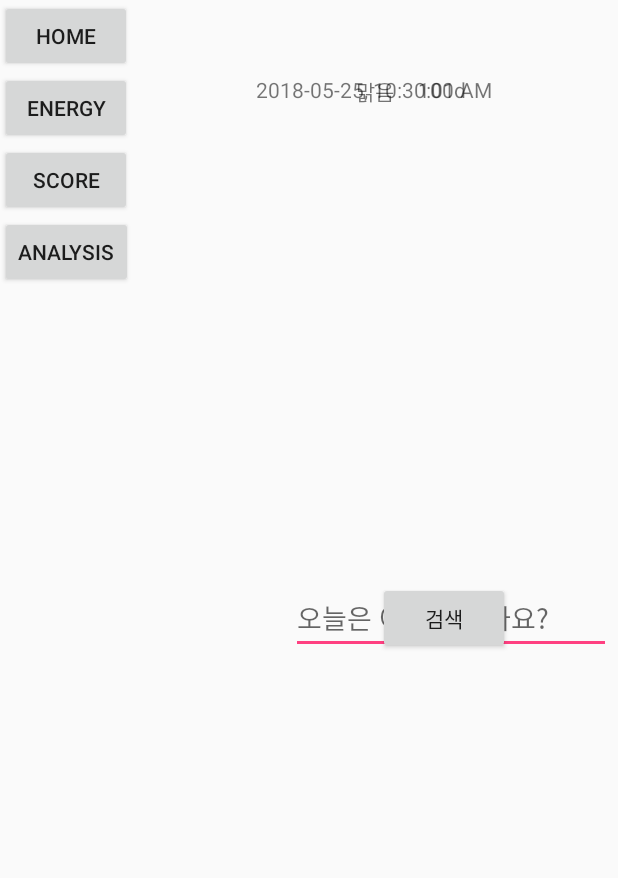
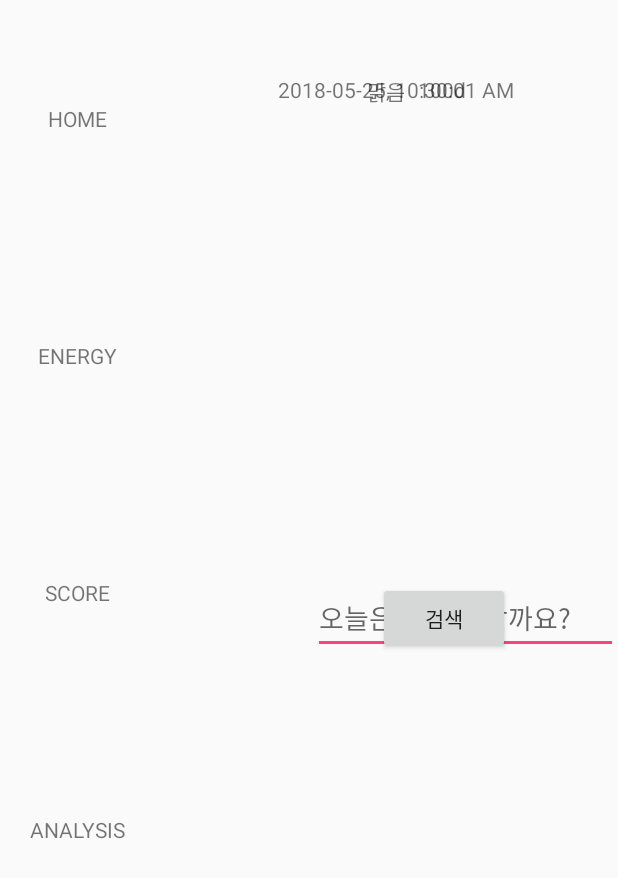
Before and after one commit to HanHyunwoo/Connected_CAR, an Android app: the screen it shows after launch (MainActivity), after a tap on "HOME", on a phone screen of 412 x 824 dp. Shown: the top 878 px of the screen. Run offline under Robolectric (Android 15) with nearby library versions, the phone set to English and light mode, and no system bars.

Commit message:
Update UI/UX  code (activity_menu, energy view url)

```diff
--- a/AsradaIVI/app/src/main/java/com/example/student/asradaivi/MainActivity.java
+++ b/AsradaIVI/app/src/main/java/com/example/student/asradaivi/MainActivity.java
@@ -77,21 +77,25 @@ public class MainActivity extends AppCompatActivity {
     };
 
     public void ClickBTN(View v){
-        if(v.getId()==R.id.btn_home){
+        if(v.getId()==R.id.tv_home){
             rl_home.setVisibility(View.VISIBLE);
             ll_score.setVisibility(View.INVISIBLE);
             rl_energy.setVisibility(View.INVISIBLE);
             wv_search.setVisibility(View.INVISIBLE);
-        }else if(v.getId()==R.id.btn_energy){
-
-        }else if(v.getId()==R.id.btn_score){
+        }else if(v.getId()==R.id.tv_energy){
+            ll_score.setVisibility(View.INVISIBLE);
+            rl_energy.setVisibility(View.VISIBLE);
+            rl_home.setVisibility(View.INVISIBLE);
+            wv_search.setVisibility(View.INVISIBLE);
+            wv_hexa.loadUrl("http://70.12.114.143/Server/energy.do");
+        }else if(v.getId()==R.id.tv_score){
             ll_score.setVisibility(View.VISIBLE);
             rl_energy.setVisibility(View.INVISIBLE);
             rl_home.setVisibility(View.INVISIBLE);
             wv_search.setVisibility(View.INVISIBLE);
             wv_hexa.loadUrl("http://70.12.114.143/Server/hexa.do");
             //DO_Score();
-        }else if(v.getId()==R.id.btn_analysis){
+        }else if(v.getId()==R.id.tv_analysis){
 
         }else if(v.getId()==R.id.btn_search){
             String search = et_search.getText().toString();
@@ -101,7 +105,6 @@ public class MainActivity extends AppCompatActivity {
             rl_home.setVisibility(View.INVISIBLE);
             wv_search.loadUrl("https://search.naver.com/search.naver?where=nexearch&sm=top_hty&fbm=1&ie=utf8&query="+search);
         }
-
     }
 
     public void DO_Score(){
--- a/AsradaIVI/app/src/main/res/layout/activity_main.xml
+++ b/AsradaIVI/app/src/main/res/layout/activity_main.xml
@@ -6,44 +6,24 @@
     android:layout_height="match_parent"
     tools:context=".MainActivity">
 
+
+
     <LinearLayout
         android:id="@+id/ll_menu"
-        android:layout_width="wrap_content"
+        android:layout_width="match_parent"
         android:layout_height="match_parent"
+        android:layout_weight="3"
         android:orientation="vertical">
+        <include
+            layout="@layout/activity_menu"
+            />
 
-        <Button
-            android:id="@+id/btn_home"
-            android:layout_width="wrap_content"
-            android:layout_height="wrap_content"
-            android:onClick="ClickBTN"
-            android:text="HOME" />
-
-        <Button
-            android:id="@+id/btn_energy"
-            android:layout_width="wrap_content"
-            android:layout_height="wrap_content"
-            android:onClick="ClickBTN"
-            android:text="ENERGY" />
-
-        <Button
-            android:id="@+id/btn_score"
-            android:layout_width="wrap_content"
-            android:layout_height="wrap_content"
-            android:onClick="ClickBTN"
-            android:text="SCORE" />
-
-        <Button
-            android:id="@+id/btn_analysis"
-            android:layout_width="wrap_content"
-            android:layout_height="wrap_content"
-            android:onClick="ClickBTN"
-            android:text="ANALYSIS" />
     </LinearLayout>
 
     <FrameLayout
         android:layout_width="match_parent"
-        android:layout_height="match_parent">
+        android:layout_height="match_parent"
+        android:layout_weight="1">
 
         <RelativeLayout
             android:id="@+id/rl_home"
@@ -117,36 +97,6 @@
             android:layout_height="match_parent"
             android:orientation="horizontal">
 
-            <RelativeLayout
-                android:layout_width="match_parent"
-                android:layout_height="match_parent"
-                android:layout_weight="1"
-                tools:background="@android:color/holo_orange_light">
-
-                <TextView
-                    android:id="@+id/textView6"
-                    android:layout_width="wrap_content"
-                    android:layout_height="wrap_content"
-                    android:layout_alignParentTop="true"
-                    android:layout_centerHorizontal="true"
-                    android:layout_marginTop="111dp"
-                    android:text="DRIVING SCORE"
-                    android:textSize="24sp"
-                    android:textStyle="bold" />
-
-                <TextView
-                    android:id="@+id/textView7"
-                    android:layout_width="wrap_content"
-                    android:layout_height="wrap_content"
-                    android:layout_alignParentBottom="true"
-                    android:layout_centerHorizontal="true"
-                    android:layout_marginBottom="122dp"
-                    android:layout_weight="1"
-                    android:text="86"
-                    android:textSize="24sp"
-                    android:textStyle="bold" />
-            </RelativeLayout>
-
             <WebView
                 android:id="@+id/wv_hexa"
                 android:layout_width="match_parent"
--- /dev/null
+++ b/AsradaIVI/app/src/main/res/layout/activity_menu.xml
@@ -0,0 +1,57 @@
+<?xml version="1.0" encoding="utf-8"?>
+<LinearLayout xmlns:android="http://schemas.android.com/apk/res/android"
+    android:layout_width="match_parent"
+    android:layout_height="match_parent">
+    <LinearLayout
+        android:id="@+id/ll_menu"
+        android:layout_width="match_parent"
+        android:layout_height="match_parent"
+        android:layout_weight="3"
+        android:orientation="vertical">
+
+        <TextView
+            android:id="@+id/tv_home"
+            android:layout_width="match_parent"
+            android:layout_height="match_parent"
+            android:layout_weight="1"
+            android:gravity="center"
+            android:onClick="ClickBTN"
+            android:text="HOME" />
+
+        <TextView
+            android:id="@+id/tv_energy"
+            android:layout_width="match_parent"
+            android:layout_height="match_parent"
+            android:layout_weight="1"
+            android:gravity="center"
+            android:onClick="ClickBTN"
+            android:text="ENERGY" />
+
+        <TextView
+            android:id="@+id/tv_score"
+            android:layout_width="match_parent"
+            android:layout_height="match_parent"
+            android:layout_weight="1"
+            android:gravity="center"
+            android:onClick="ClickBTN"
+            android:text="SCORE" />
+
+        <TextView
+            android:id="@+id/tv_analysis"
+            android:layout_width="match_parent"
+            android:layout_height="match_parent"
+            android:layout_weight="1"
+            android:gravity="center"
+            android:onClick="ClickBTN"
+            android:text="ANALYSIS" />
+
+        <LinearLayout
+            android:layout_width="match_parent"
+            android:layout_height="@android:dimen/thumbnail_height"
+            android:orientation="vertical">
+
+        </LinearLayout>
+
+    </LinearLayout>
+
+</LinearLayout>
```
